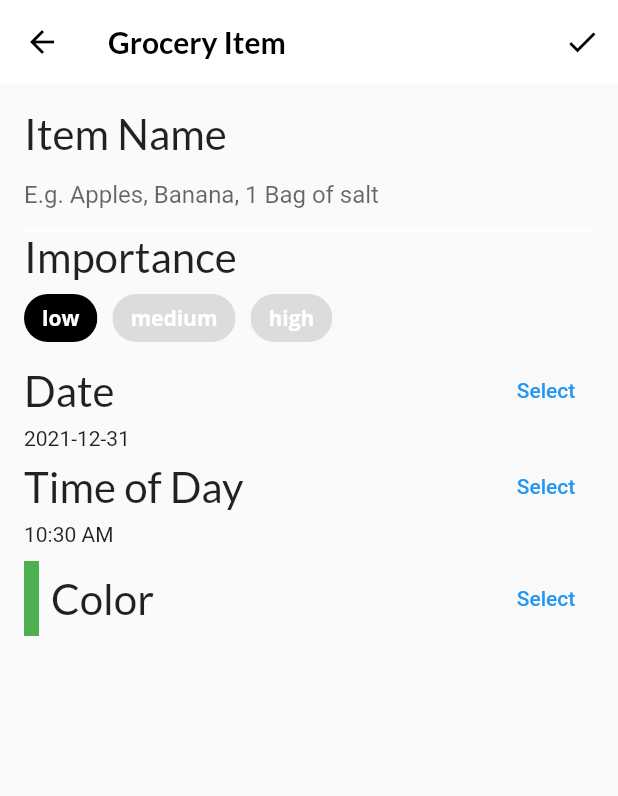
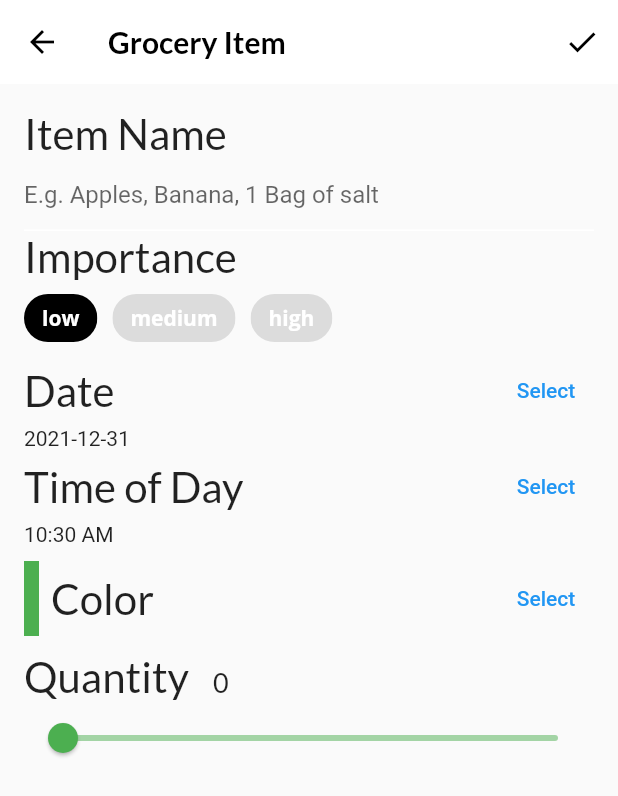
Before and after one commit to Thae00/fooderlich, a Flutter app: the screen it shows after launch, item 3 of the bottom bar chosen, after a tap on the "add" icon, on a phone screen of 412 x 824 dp. Shown: the top 796 px of the screen. Run offline on Flutter 3.47's test engine with Material 2 defaults, Android fonts, the phone set to English and light mode, and no system bars; our stand-ins replace flutter_colorpicker, google_fonts.

Commit message:
building quantity widget with slider

```diff
--- a/lib/screens/grocery_item_screen.dart
+++ b/lib/screens/grocery_item_screen.dart
@@ -97,6 +97,10 @@ class _GroceryItemScreenState extends State<GroceryItemScreen> {
             // Add color picker
             buildColorPicker(context),
             // Add slider
+            SizedBox(
+              height: 10,
+            ),
+            buildQuantityField(),
             //  Add Grocery Tile
           ],
         ),
@@ -315,4 +319,51 @@ class _GroceryItemScreenState extends State<GroceryItemScreen> {
   }
 
   //  Add buildQuantityField()
+  Widget buildQuantityField() {
+    // 1
+    return Column(
+      crossAxisAlignment: CrossAxisAlignment.start,
+      children: [
+        // 2
+        Row(
+          crossAxisAlignment: CrossAxisAlignment.baseline,
+          textBaseline: TextBaseline.alphabetic,
+          children: [
+            Text(
+              'Quantity',
+              style: GoogleFonts.lato(fontSize: 28.0),
+            ),
+            SizedBox(width: 16.0),
+            Text(
+              _currentSliderValue.toInt().toString(),
+              style: GoogleFonts.lato(fontSize: 18.0),
+            ),
+          ],
+        ),
+        // 3
+        Slider(
+          // 4
+          inactiveColor: _currentColor.withOpacity(0.5),
+          activeColor: _currentColor,
+          // 5
+          value: _currentSliderValue.toDouble(),
+          // 6
+          min: 0.0,
+          max: 100.0,
+          // 7
+          divisions: 100,
+          // 8
+          label: _currentSliderValue.toInt().toString(),
+          // 9
+          onChanged: (double value) {
+            setState(
+              () {
+                _currentSliderValue = value.toInt();
+              },
+            );
+          },
+        ),
+      ],
+    );
+  }
 }
```
